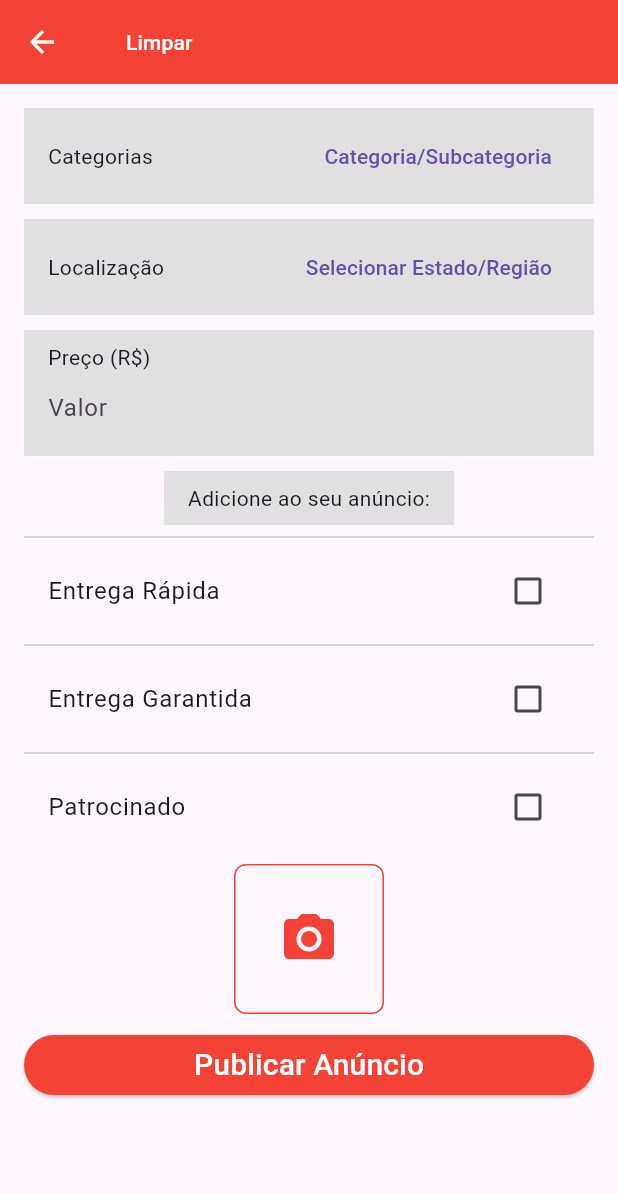
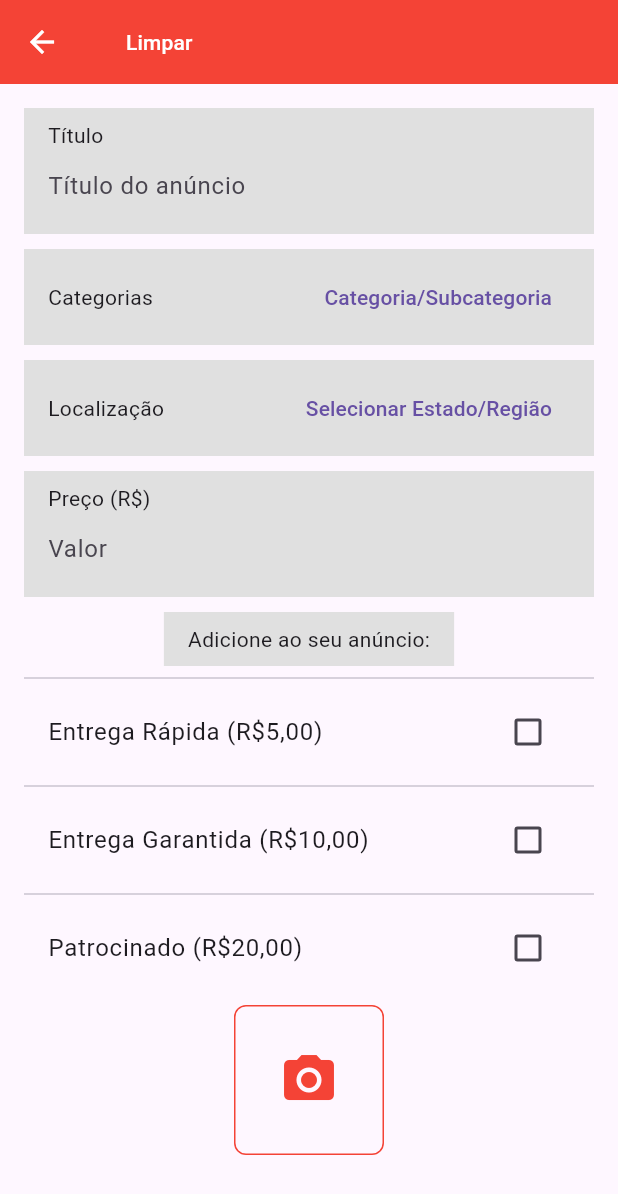
Before and after one commit to brunorcorrea/furniu-app, a Flutter app: the AdvertisePage screen opened directly, on a phone screen of 412 x 824 dp. Shown: the top 1194 px of the screen. Run offline on Flutter 3.47's test engine with Material 3 defaults, Android fonts, the phone set to English and light mode, and no system bars.

Commit message:
Update final value when select values

```diff
--- a/lib/screens/advertise_page.dart
+++ b/lib/screens/advertise_page.dart
@@ -1,12 +1,46 @@
 import 'package:flutter/material.dart';
 
-class AdvertisePage extends StatelessWidget {
+class AdvertisePage extends StatefulWidget {
+  const AdvertisePage({Key? key}) : super(key: key);
+
+  @override
+  State<AdvertisePage> createState() => _AdvertisePageState();
+}
+
+class _AdvertisePageState extends State<AdvertisePage> {
+  bool isFastDelivery = false;
+  bool isGuaranteedDelivery = false;
+  bool isSponsored = false;
+  double additionalValue = 0;
+  double finalValue = 0;
+  double productPrice = 0;
+  String finalValueText =
+      "Valor final (Preço do produto + Adicionais + Taxa): R\$ 0,00";
+
+  void calculateAdditionalValue() {
+    additionalValue = 0;
+    if (isFastDelivery) {
+      additionalValue += 5;
+    }
+    if (isGuaranteedDelivery) {
+      additionalValue += 10;
+    }
+    if (isSponsored) {
+      additionalValue += 20;
+    }
+
+    finalValue = productPrice + additionalValue + (productPrice * 0.15);
+    finalValueText =
+        "Valor final (Preço do produto + Adicionais + Taxa): R\$ ${finalValue.toStringAsFixed(2)}";
+    print(finalValueText);
+  }
+
   @override
   Widget build(BuildContext context) {
     return Scaffold(
       appBar: AppBar(
         backgroundColor: Colors.red,
-        iconTheme: IconThemeData(color: Colors.white),
+        iconTheme: const IconThemeData(color: Colors.white),
         title: Row(
           mainAxisAlignment: MainAxisAlignment.spaceBetween,
           children: [
@@ -14,7 +48,7 @@ class AdvertisePage extends StatelessWidget {
               onPressed: () {
                 // Ação para o botão Limpar
               },
-              child: Text(
+              child: const Text(
                 'Limpar',
                 style: TextStyle(color: Colors.white),
               ),
@@ -26,9 +60,27 @@ class AdvertisePage extends StatelessWidget {
         padding: const EdgeInsets.all(16.0),
         child: Column(
           children: [
+            // Campo de Título
+            Container(
+              padding: const EdgeInsets.symmetric(horizontal: 16, vertical: 8),
+              color: Colors.grey[300],
+              child: Column(
+                crossAxisAlignment: CrossAxisAlignment.start,
+                children: [
+                  const Text("Título"),
+                  TextField(
+                    decoration: const InputDecoration(
+                      hintText: "Título do anúncio",
+                      border: InputBorder.none,
+                    ),
+                  ),
+                ],
+              ),
+            ),
+            const SizedBox(height: 10),
             // Campo de Categoria
             Container(
-              padding: EdgeInsets.symmetric(horizontal: 16, vertical: 8),
+              padding: const EdgeInsets.symmetric(horizontal: 16, vertical: 8),
               color: Colors.grey[300],
               child: Row(
                 mainAxisAlignment: MainAxisAlignment.spaceBetween,
@@ -43,10 +95,10 @@ class AdvertisePage extends StatelessWidget {
                 ],
               ),
             ),
-            SizedBox(height: 10),
+            const SizedBox(height: 10),
             // Campo de Localização
             Container(
-              padding: EdgeInsets.symmetric(horizontal: 16, vertical: 8),
+              padding: const EdgeInsets.symmetric(horizontal: 16, vertical: 8),
               color: Colors.grey[300],
               child: Row(
                 mainAxisAlignment: MainAxisAlignment.spaceBetween,
@@ -61,57 +113,79 @@ class AdvertisePage extends StatelessWidget {
                 ],
               ),
             ),
-            SizedBox(height: 10),
+            const SizedBox(height: 10),
             // Campo de Preço
             Container(
-              padding: EdgeInsets.symmetric(horizontal: 16, vertical: 8),
+              padding: const EdgeInsets.symmetric(horizontal: 16, vertical: 8),
               color: Colors.grey[300],
               child: Column(
                 crossAxisAlignment: CrossAxisAlignment.start,
                 children: [
-                  Text("Preço (R\$)"),
+                  const Text("Preço (R\$)"),
                   TextField(
-                    decoration: InputDecoration(
+                    decoration: const InputDecoration(
                       hintText: "Valor",
                       border: InputBorder.none,
                     ),
                     keyboardType: TextInputType.number,
+                    onChanged: (value) {
+                      setState(() {
+                        if (value.isEmpty) {
+                          productPrice = 0;
+                          calculateAdditionalValue();
+                          return;
+                        }
+
+                        productPrice = double.parse(value);
+                        calculateAdditionalValue();
+                        print(productPrice);
+                      });
+                    },
                   ),
                 ],
               ),
             ),
-            SizedBox(height: 10),
+            const SizedBox(height: 10),
             // Filtros de Anúncio
             Container(
-              padding: EdgeInsets.symmetric(horizontal: 16, vertical: 8),
+              padding: const EdgeInsets.symmetric(horizontal: 16, vertical: 8),
               color: Colors.grey[300],
-              child: Text("Adicione ao seu anúncio:"),
+              child: const Text("Adicione ao seu anúncio:"),
             ),
-            Divider(),
+            const Divider(),
             CheckboxListTile(
-              title: Text("Entrega Rápida"),
-              value: false,
+              title: const Text("Entrega Rápida (R\$5,00)"),
+              value: isFastDelivery,
               onChanged: (bool? value) {
-                // Ação para filtro de Entrega Rápida
+                setState(() {
+                  isFastDelivery = value!;
+                  calculateAdditionalValue();
+                });
               },
             ),
-            Divider(),
+            const Divider(),
             CheckboxListTile(
-              title: Text("Entrega Garantida"),
-              value: false,
+              title: const Text("Entrega Garantida (R\$10,00)"),
+              value: isGuaranteedDelivery,
               onChanged: (bool? value) {
-                // Ação para filtro de Entrega Garantida
+                setState(() {
+                  isGuaranteedDelivery = value!;
+                  calculateAdditionalValue();
+                });
               },
             ),
-            Divider(),
+            const Divider(),
             CheckboxListTile(
-              title: Text("Patrocinado"),
-              value: false,
+              title: const Text("Patrocinado (R\$20,00)"),
+              value: isSponsored,
               onChanged: (bool? value) {
-                // Ação para filtro de Patrocinado
+                setState(() {
+                  isSponsored = value!;
+                  calculateAdditionalValue();
+                });
               },
             ),
-            SizedBox(height: 10),
+            const SizedBox(height: 10),
             // Botão de Adicionar Foto
             GestureDetector(
               onTap: () {
@@ -124,15 +198,24 @@ class AdvertisePage extends StatelessWidget {
                   border: Border.all(color: Colors.red),
                   borderRadius: BorderRadius.circular(8),
                 ),
-                child: Icon(
+                child: const Icon(
                   Icons.camera_alt,
                   color: Colors.red,
                   size: 40,
                 ),
               ),
             ),
-            SizedBox(height: 10),
+            const SizedBox(height: 50),
             // Botão de Publicar Anúncio
+            SizedBox(
+              width: double.infinity,
+              child: Text(
+                finalValueText,
+                style:
+                    const TextStyle(fontSize: 20, fontWeight: FontWeight.bold),
+                textAlign: TextAlign.center,
+              ),
+            ),
             SizedBox(
               width: double.infinity,
               child: ElevatedButton(
@@ -142,7 +225,7 @@ class AdvertisePage extends StatelessWidget {
                 onPressed: () {
                   // Ação para o botão Publicar Anúncio
                 },
-                child: Text(
+                child: const Text(
                   "Publicar Anúncio",
                   style: TextStyle(color: Colors.white, fontSize: 20),
                 ),
```
